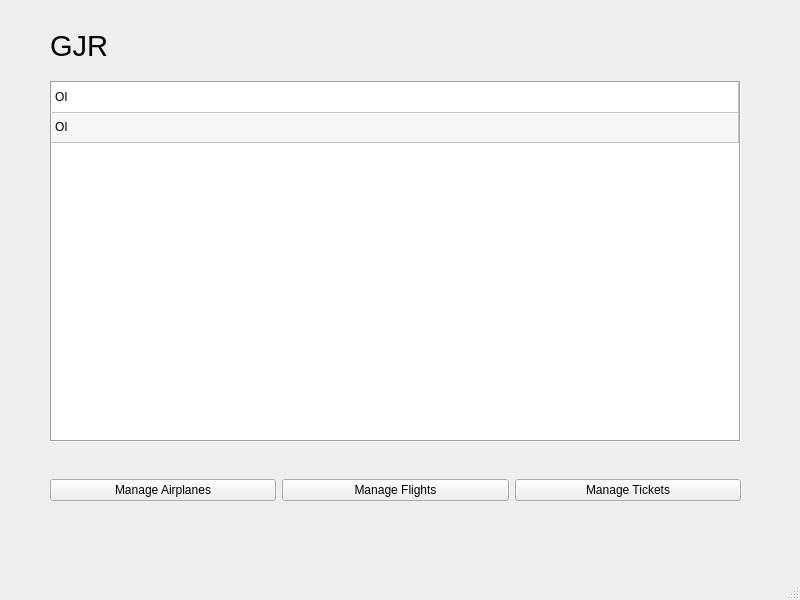
The window that GJR/views/homeScreen.ui (CaduRomaniello/GJR) describes before a commit, drawn with Qt 5.
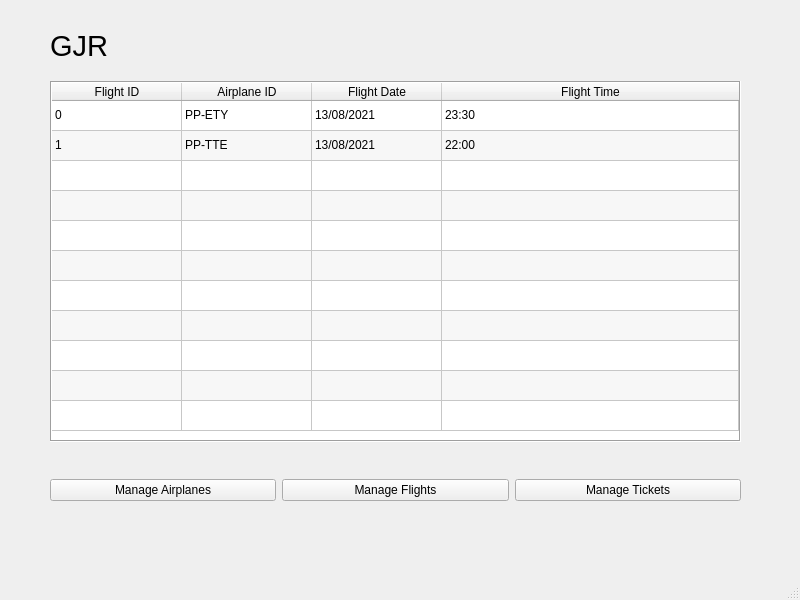
The same window after the commit.

What changed in the file:
```diff
--- a/GJR/views/homeScreen.ui
+++ b/GJR/views/homeScreen.ui
@@ -10,6 +10,18 @@
     <height>600</height>
    </rect>
   </property>
+  <property name="minimumSize">
+   <size>
+    <width>800</width>
+    <height>600</height>
+   </size>
+  </property>
+  <property name="maximumSize">
+   <size>
+    <width>800</width>
+    <height>600</height>
+   </size>
+  </property>
   <property name="windowTitle">
    <string>Home</string>
   </property>
@@ -114,7 +126,7 @@
      <enum>Qt::SolidLine</enum>
     </property>
     <property name="sortingEnabled">
-     <bool>false</bool>
+     <bool>true</bool>
     </property>
     <property name="wordWrap">
      <bool>true</bool>
@@ -122,20 +134,26 @@
     <property name="cornerButtonEnabled">
      <bool>true</bool>
     </property>
+    <property name="rowCount">
+     <number>11</number>
+    </property>
+    <property name="columnCount">
+     <number>4</number>
+    </property>
     <attribute name="horizontalHeaderVisible">
-     <bool>false</bool>
+     <bool>true</bool>
     </attribute>
     <attribute name="horizontalHeaderCascadingSectionResizes">
      <bool>true</bool>
     </attribute>
     <attribute name="horizontalHeaderDefaultSectionSize">
-     <number>170</number>
+     <number>130</number>
     </attribute>
     <attribute name="horizontalHeaderHighlightSections">
      <bool>true</bool>
     </attribute>
     <attribute name="horizontalHeaderShowSortIndicator" stdset="0">
-     <bool>false</bool>
+     <bool>true</bool>
     </attribute>
     <attribute name="horizontalHeaderStretchLastSection">
      <bool>true</bool>
@@ -153,19 +171,73 @@
       <string>Teste</string>
      </property>
     </row>
+    <row/>
+    <row/>
+    <row/>
+    <row/>
+    <row/>
+    <row/>
+    <row/>
+    <row/>
+    <row/>
     <column>
      <property name="text">
-      <string>Teste</string>
+      <string>Flight ID</string>
+     </property>
+    </column>
+    <column>
+     <property name="text">
+      <string>Airplane ID</string>
+     </property>
+    </column>
+    <column>
+     <property name="text">
+      <string>Flight Date</string>
+     </property>
+    </column>
+    <column>
+     <property name="text">
+      <string>Flight Time</string>
      </property>
     </column>
     <item row="0" column="0">
      <property name="text">
-      <string>OI</string>
+      <string>0</string>
+     </property>
+    </item>
+    <item row="0" column="1">
+     <property name="text">
+      <string>PP-ETY</string>
+     </property>
+    </item>
+    <item row="0" column="2">
+     <property name="text">
+      <string>13/08/2021</string>
+     </property>
+    </item>
+    <item row="0" column="3">
+     <property name="text">
+      <string>23:30</string>
      </property>
     </item>
     <item row="1" column="0">
      <property name="text">
-      <string>OI</string>
+      <string>1</string>
+     </property>
+    </item>
+    <item row="1" column="1">
+     <property name="text">
+      <string>PP-TTE</string>
+     </property>
+    </item>
+    <item row="1" column="2">
+     <property name="text">
+      <string>13/08/2021</string>
+     </property>
+    </item>
+    <item row="1" column="3">
+     <property name="text">
+      <string>22:00</string>
      </property>
     </item>
    </widget>
```
Left out of the diff: 2 changed lines with no effect on the pictures.
